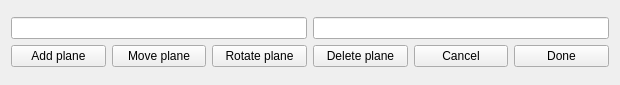
Before: the Qt Designer form PlanesWidget/EditControl.ui in xxxcucus/planes, drawn with Qt 5.
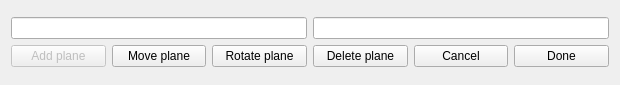
After: the same form once the commit is applied.

Commit message: Added functions in GameBoard. Deactivated  AddPlane button in PlanesWidget. Generate plane positions randomly at the beginning of the grid editing step.

```diff
--- a/PlanesWidget/EditControl.ui
+++ b/PlanesWidget/EditControl.ui
@@ -38,6 +38,9 @@
       <layout class="QHBoxLayout" name="horizontalLayout">
        <item>
         <widget class="QPushButton" name="addPlaneButton">
+         <property name="enabled">
+          <bool>false</bool>
+         </property>
          <property name="toolTip">
           <string>Press and hover the mouse over your grid</string>
          </property>
```
The commit also changes 5 other files.
